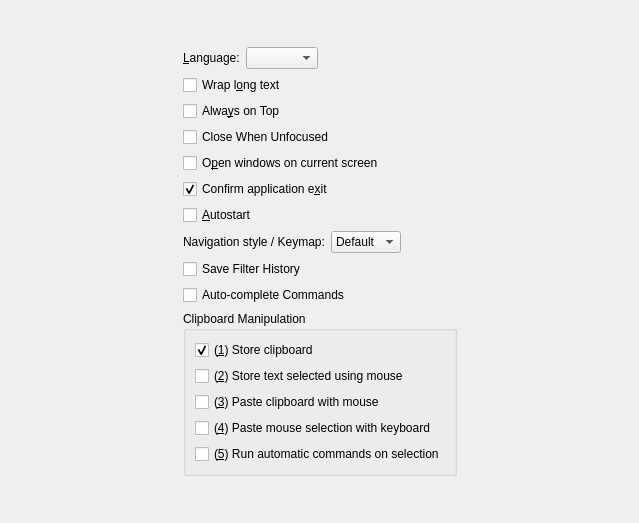
First picture: the form in src/ui/configtabgeneral.ui, repository hluk/CopyQ, before the edit.
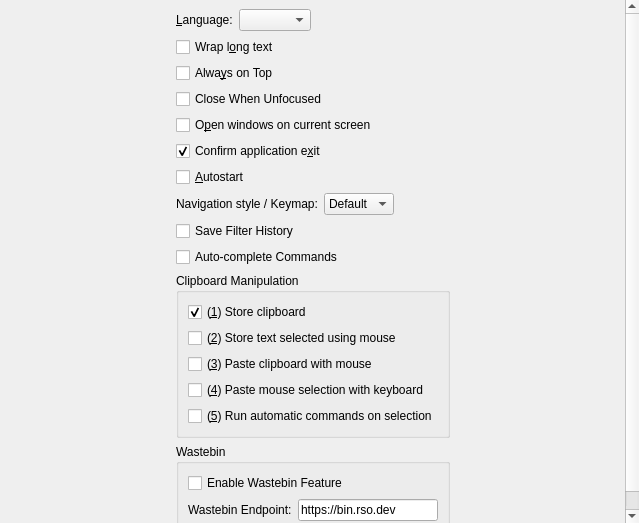
Second picture: the form after the edit.

Commit message: Add wastebin feature for creating burner secrets

What changed in the file:
```diff
--- a/src/ui/configtabgeneral.ui
+++ b/src/ui/configtabgeneral.ui
@@ -287,6 +287,49 @@
         </layout>
        </widget>
       </item>
+      <item>
+       <widget class="QGroupBox" name="groupBoxWastebin">
+        <property name="title">
+         <string>Wastebin</string>
+        </property>
+        <layout class="QVBoxLayout" name="verticalLayoutWastebin">
+         <item>
+          <widget class="QCheckBox" name="checkBoxWastebinEnabled">
+           <property name="toolTip">
+            <string>Enable 'Create burner secret in wastebin' feature in context menu</string>
+           </property>
+           <property name="text">
+            <string>Enable Wastebin Feature</string>
+           </property>
+          </widget>
+         </item>
+         <item>
+          <layout class="QHBoxLayout" name="horizontalLayoutWastebinEndpoint">
+           <item>
+            <widget class="QLabel" name="labelWastebinEndpoint">
+             <property name="text">
+              <string>Wastebin Endpoint:</string>
+             </property>
+             <property name="buddy">
+              <cstring>lineEditWastebinEndpoint</cstring>
+             </property>
+            </widget>
+           </item>
+           <item>
+            <widget class="QLineEdit" name="lineEditWastebinEndpoint">
+             <property name="toolTip">
+              <string>Wastebin endpoint URL for uploading burner secrets</string>
+             </property>
+             <property name="text">
+              <string>https://bin.rso.dev</string>
+             </property>
+            </widget>
+           </item>
+          </layout>
+         </item>
+        </layout>
+       </widget>
+      </item>
       <item>
        <spacer name="verticalSpacer">
         <property name="orientation">
```
The commit also changes 6 other files.
